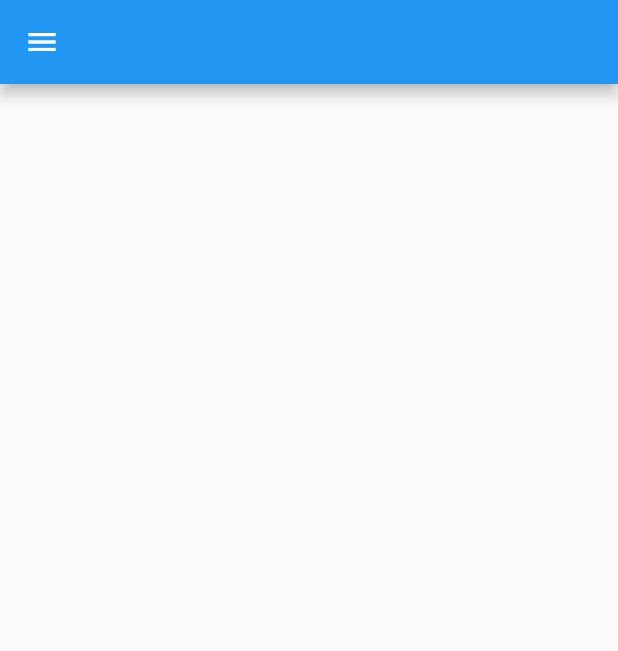
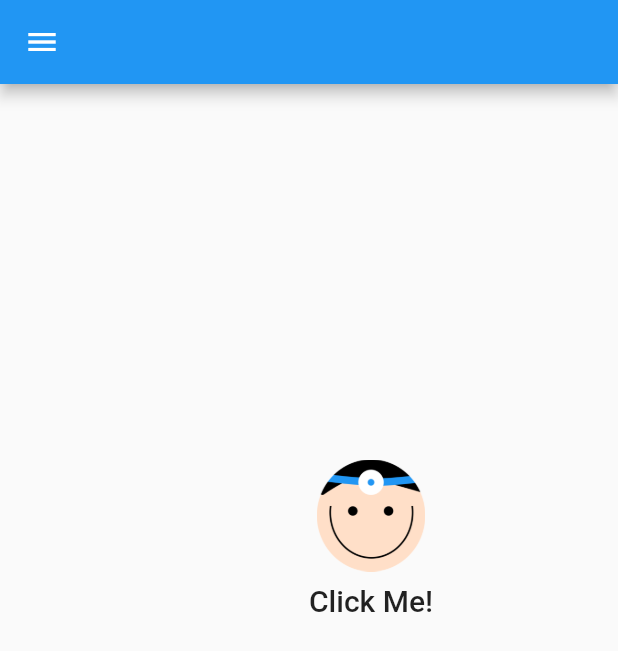
Before and after one commit to pedropimont/rd_challenge, a Flutter app: the _HomeMobile screen opened directly, on a phone screen of 412 x 824 dp. Shown: the top 651 px of the screen. Run offline on Flutter 3.47's test engine with Material 2 defaults, Android fonts, the light colour scheme and no system bars; our stand-ins replace equatable, flutter_bloc, shared_preferences; accounts and stored records are empty; generated files the repository leaves out were written again.

Commit message:
add: small CUCO animation to home page

```diff
--- a/lib/presentation/pages/home/home.dart
+++ b/lib/presentation/pages/home/home.dart
@@ -1,3 +1,5 @@
+import 'dart:math';
+
 import 'package:flutter/material.dart';
 import 'package:flutter_bloc/flutter_bloc.dart';
 
--- a/lib/presentation/pages/home/views/home_mobile.dart
+++ b/lib/presentation/pages/home/views/home_mobile.dart
@@ -1,7 +1,38 @@
 part of '../home.dart';
 
-class _HomeMobile extends StatelessWidget {
+class _HomeMobile extends StatefulWidget {
   const _HomeMobile({Key? key}) : super(key: key);
+
+  @override
+  State<_HomeMobile> createState() => _HomeMobileState();
+}
+
+class _HomeMobileState extends State<_HomeMobile> {
+  Point? position;
+  double size = 72;
+
+  @override
+  void initState() {
+    super.initState();
+
+    WidgetsBinding.instance?.addPostFrameCallback((_) {
+      setState(() {
+        position = Point(
+          MediaQuery.of(context).size.width / 2,
+          MediaQuery.of(context).size.height / 2,
+        );
+      });
+    });
+  }
+
+  void onCucoClick() {
+    setState(() {
+      position = Point(
+        (MediaQuery.of(context).size.width - 80) * Random().nextDouble(),
+        (MediaQuery.of(context).size.height - 160) * Random().nextDouble(),
+      );
+    });
+  }
 
   @override
   Widget build(BuildContext context) {
@@ -9,7 +40,27 @@ class _HomeMobile extends StatelessWidget {
       drawer: const AppDrawer(),
       appBar: AppBar(),
       body: Stack(
-        children: [],
+        children: [
+          AnimatedPositioned(
+            duration: const Duration(milliseconds: 500),
+            left: position?.x.toDouble(),
+            bottom: position?.y.toDouble(),
+            child: GestureDetector(
+              onTap: onCucoClick,
+              child: Column(children: [
+                Image.asset(
+                  'assets/images/cuco_logo.png',
+                  width: size,
+                ),
+                const SizedBox(height: 8),
+                Text(
+                  'Click Me!',
+                  style: Theme.of(context).textTheme.headline6,
+                )
+              ]),
+            ),
+          ),
+        ],
       ),
     );
   }
```
Also changed, not shown: assets/images/cuco_logo.png (added).
